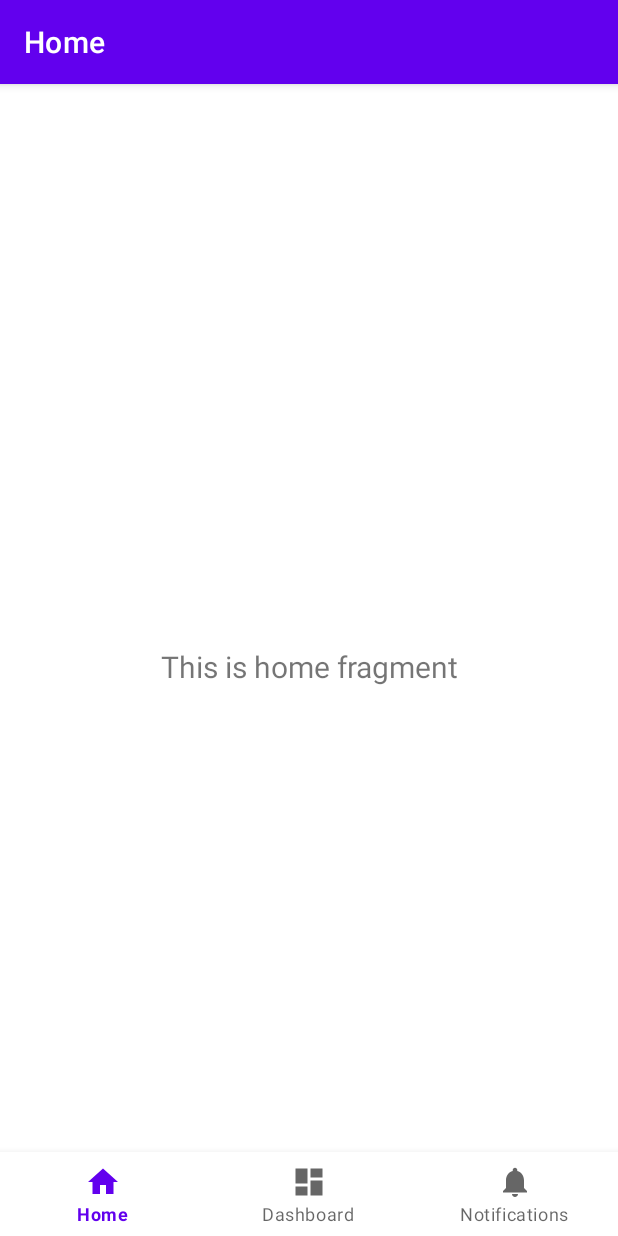
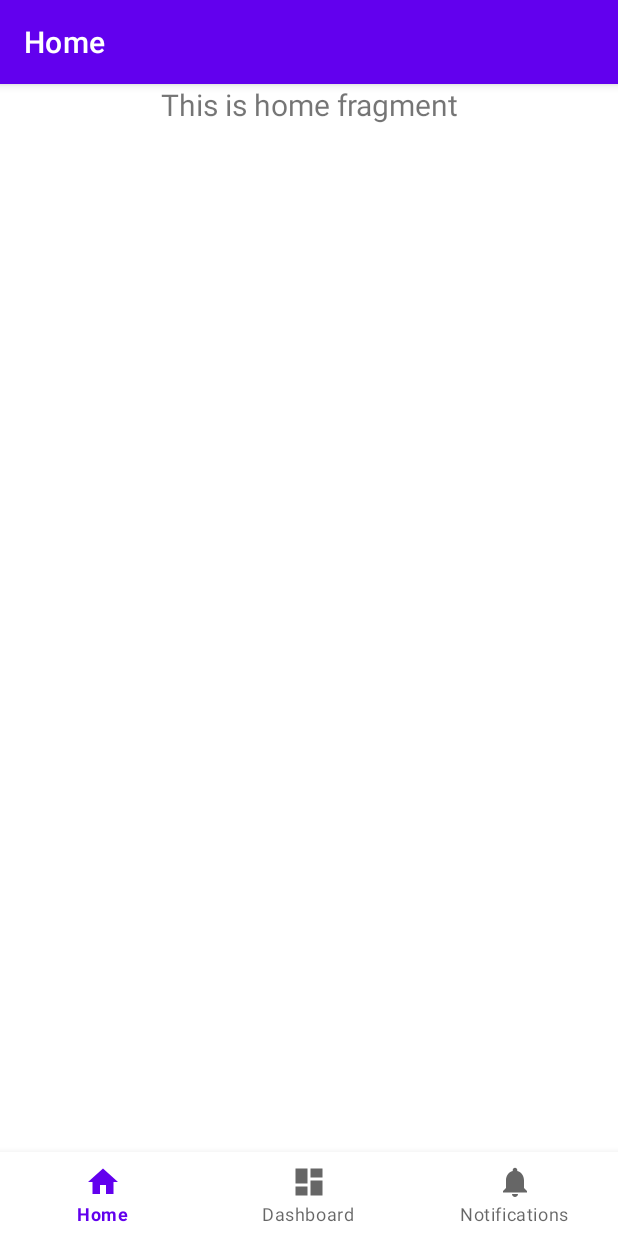
Before and after one commit to yccheok/bottom-navigation-example, an Android app: the screen it shows after launch (MainActivity), on a phone screen of 412 x 824 dp. Run offline under Robolectric (Android 15) with nearby library versions, the phone set to English and light mode, and no system bars; our stand-ins replace navigation-ui.

Commit message:
Change the position of text view for easy debugging.

```diff
--- a/app/src/main/res/layout/fragment_home.xml
+++ b/app/src/main/res/layout/fragment_home.xml
@@ -1,22 +1,15 @@
 <?xml version="1.0" encoding="utf-8"?>
-<androidx.constraintlayout.widget.ConstraintLayout xmlns:android="http://schemas.android.com/apk/res/android"
-    xmlns:app="http://schemas.android.com/apk/res-auto"
+<LinearLayout xmlns:android="http://schemas.android.com/apk/res/android"
     xmlns:tools="http://schemas.android.com/tools"
     android:layout_width="match_parent"
     android:layout_height="match_parent"
+    android:gravity="top"
     tools:context=".ui.home.HomeFragment">
 
     <TextView
         android:id="@+id/text_home"
         android:layout_width="match_parent"
         android:layout_height="wrap_content"
-        android:layout_marginStart="8dp"
-        android:layout_marginTop="8dp"
-        android:layout_marginEnd="8dp"
         android:textAlignment="center"
-        android:textSize="20sp"
-        app:layout_constraintBottom_toBottomOf="parent"
-        app:layout_constraintEnd_toEndOf="parent"
-        app:layout_constraintStart_toStartOf="parent"
-        app:layout_constraintTop_toTopOf="parent" />
-</androidx.constraintlayout.widget.ConstraintLayout>
+        android:textSize="20sp" />
+</LinearLayout>
```
Also changed, not shown: app/src/main/res/layout/fragment_dashboard.xml (+4 -11 lines), app/src/main/res/layout/fragment_notifications.xml (+4 -11 lines).
